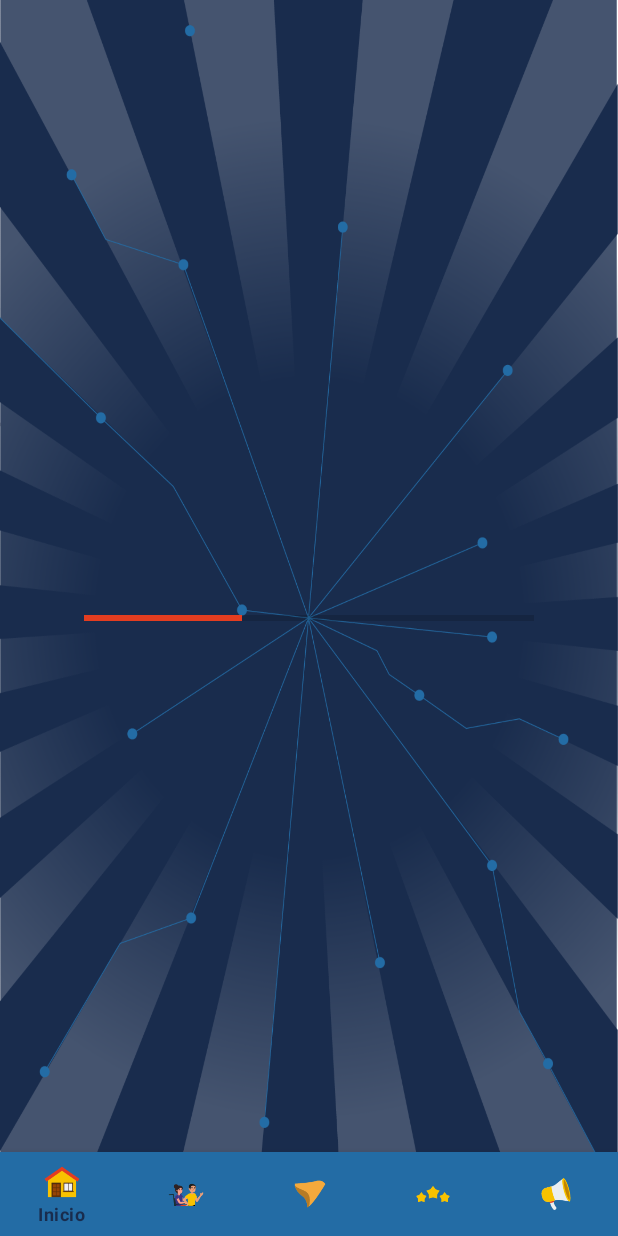
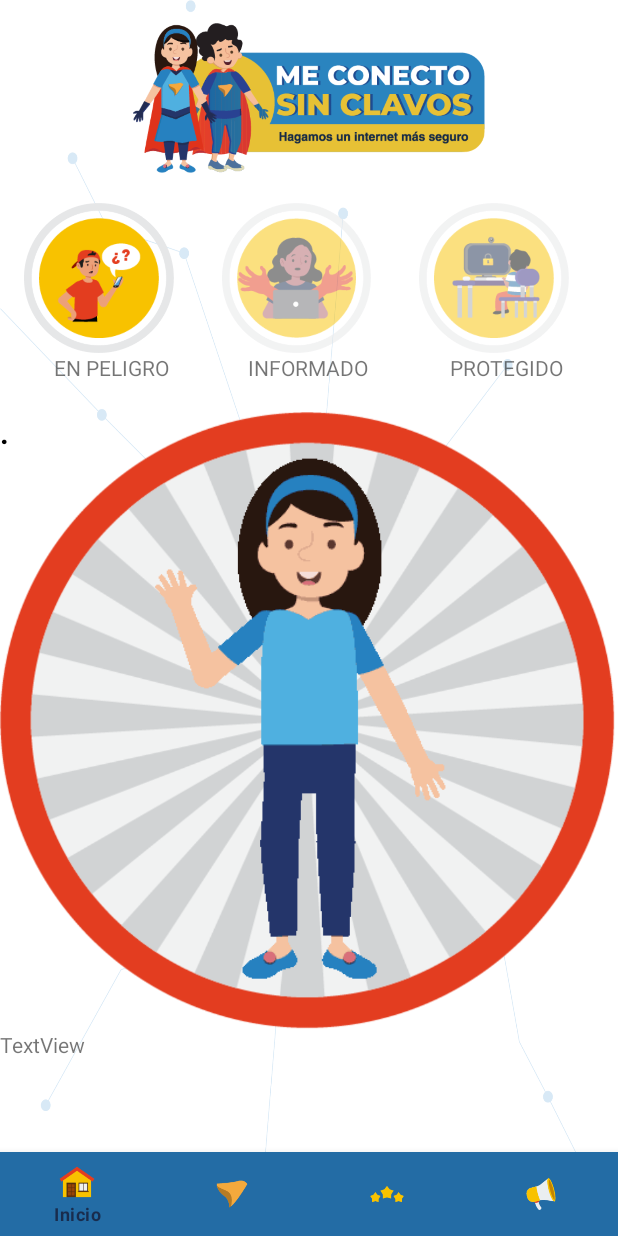
Before and after one commit to iaogt/meconectojava, an Android app: the screen it shows after launch (MainActivity), on a phone screen of 412 x 824 dp. Run offline under Robolectric (Android 15) with nearby library versions, the phone set to English and light mode, and no system bars; our stand-ins replace Firebase (no records; nobody signed in at launch, a user with empty details on screens opened directly), navigation-ui; libraries missing offline, so code that uses them is left out: pl.droidsonroids.gif; 36 statements that could not run were skipped.

Commit message:
Se introducen cambios para estabilizar versión

```diff
--- a/app/build.gradle
+++ b/app/build.gradle
@@ -11,8 +11,8 @@ android {
         applicationId "com.meconecto"
         minSdk 29
         targetSdk 32
-        versionCode 46
-        versionName "46"
+        versionCode 50
+        versionName "50"
 
         testInstrumentationRunner "androidx.test.runner.AndroidJUnitRunner"
     }
--- a/app/src/main/res/layout/activity_main.xml
+++ b/app/src/main/res/layout/activity_main.xml
@@ -35,7 +35,8 @@
         android:layout_height="match_parent"
         android:background="@drawable/fondoloading"
         android:gravity="center_horizontal|center_vertical"
-        android:orientation="vertical">
+        android:orientation="vertical"
+        android:visibility="invisible">
 
         <ImageView
             android:id="@+id/imageView5"
--- a/app/src/main/res/layout/fragment_home.xml
+++ b/app/src/main/res/layout/fragment_home.xml
@@ -170,8 +170,8 @@
                     android:id="@+id/textView13"
                     android:layout_width="match_parent"
                     android:layout_height="wrap_content"
-                    android:gravity="bottom|center_horizontal"
-                    android:text="TextView"
+                    android:gravity="start"
+                    android:text="@string/vacio"
                     android:textAlignment="textStart"
                     android:textColor="@color/black"
                     android:textSize="20sp"
@@ -184,7 +184,7 @@
                 android:layout_width="match_parent"
                 android:layout_height="wrap_content"
                 android:text="TextView"
-                android:textColor="@color/material_dynamic_neutral95" />
+                 />
 
         </LinearLayout>
     </ScrollView>
--- a/app/src/main/res/layout/fragment_select_avatar.xml
+++ b/app/src/main/res/layout/fragment_select_avatar.xml
@@ -32,7 +32,7 @@
                 android:layout_gravity="clip_vertical|center_vertical"
                 android:contentDescription="@string/txtListAvatar"
                 android:scaleType="centerInside"
-                android:src="@drawable/arrowleft" />
+                android:src="@drawable/arrowleftactive" />
 
             <ImageView
                 android:id="@+id/imageView10"
--- a/app/src/main/res/menu/bottom_nav_menu.xml
+++ b/app/src/main/res/menu/bottom_nav_menu.xml
@@ -8,8 +8,10 @@
 
     <item
         android:id="@+id/navigation_amigos"
+        android:enabled="false"
         android:icon="@drawable/iconmenu2"
-        android:title="@string/title_amigos" />
+        android:title="@string/title_amigos"
+        android:visible="false" />
     <item
         android:id="@+id/navigation_dashboard"
         android:icon="@drawable/iconmenu3"
--- a/app/src/main/res/values/strings.xml
+++ b/app/src/main/res/values/strings.xml
@@ -17,7 +17,7 @@
     <string name="second_fragment_label">Second Fragment</string>
     <string name="next">Next</string>
     <string name="previous">Previous</string>
-
+    <string name="vacio">.</string>
     <string name="hello_first_fragment">Hello first fragment</string>
     <string name="hello_second_fragment">Hello second fragment. Arg: %1$s</string>
     <string name="puntos">Puntos</string>
```
Also changed, not shown: app/src/main/java/com/meconecto/MainActivity.java (+9 -0 lines), app/src/main/java/com/meconecto/ui/SelectAvatar.java (+12 -2 lines), app/src/main/res/drawable/arrowleftactive.png (added), app/src/main/res/drawable/arrowrightactive.png (added).
